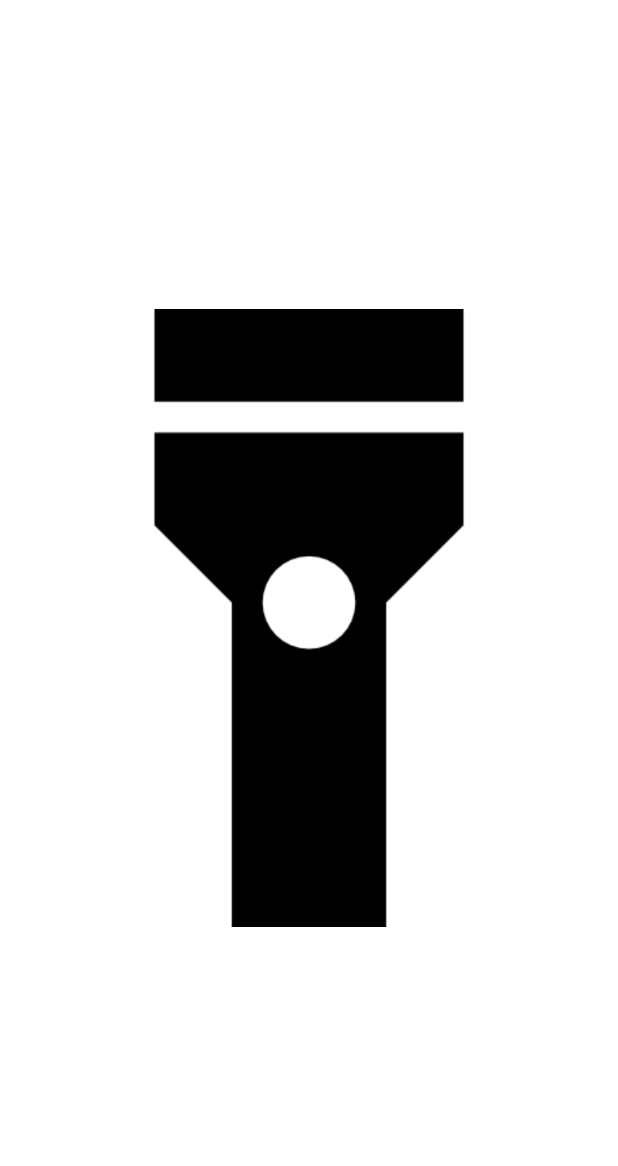
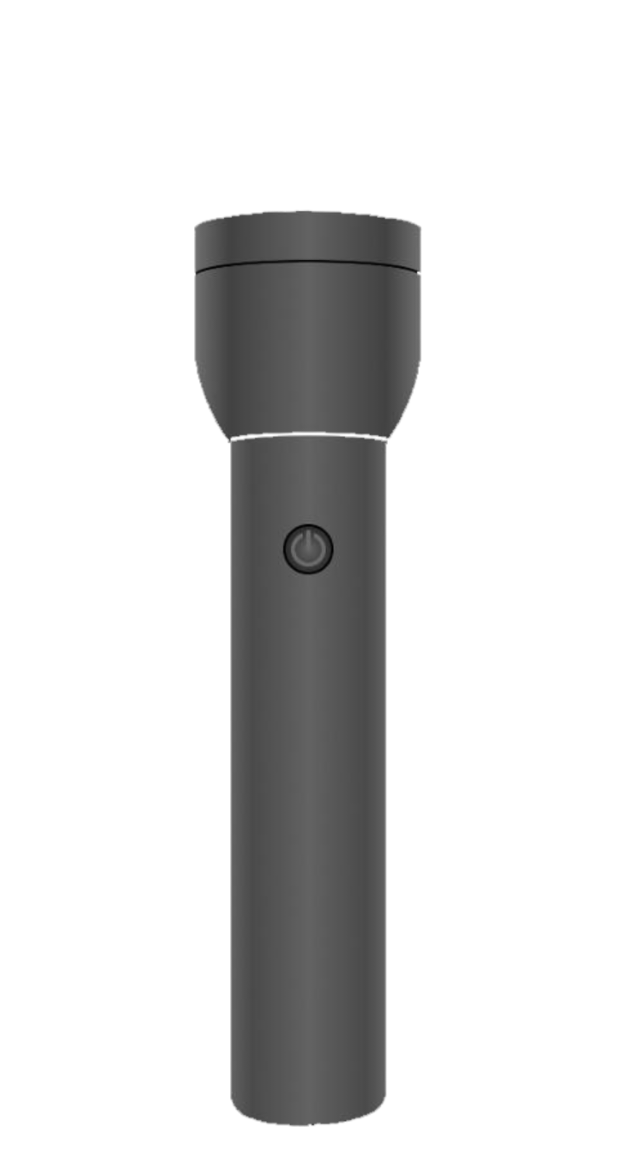
Before and after one commit to mukundedu/TorchX, an Android app: the screen it shows after launch (MainActivity), on a phone screen of 412 x 824 dp. Shown: the top 1166 px of the screen. Run offline under Robolectric (Android 15) with nearby library versions, the phone set to English and light mode, and no system bars; libraries missing offline, so code that uses them is left out: com.karumi.dexter; 1 statement that could not run was skipped.

Commit message:
changes torch image

```diff
--- a/app/src/main/AndroidManifest.xml
+++ b/app/src/main/AndroidManifest.xml
@@ -9,7 +9,7 @@
         android:allowBackup="true"
         android:dataExtractionRules="@xml/data_extraction_rules"
         android:fullBackupContent="@xml/backup_rules"
-        android:icon="@mipmap/ic_launcher"
+        android:icon="@drawable/off"
         android:label="@string/app_name"
         android:roundIcon="@mipmap/ic_launcher_round"
         android:supportsRtl="true"
--- a/app/src/main/res/layout/activity_main.xml
+++ b/app/src/main/res/layout/activity_main.xml
@@ -9,7 +9,7 @@
 
 <ImageView
     android:id="@+id/torchButton"
-    android:src="@drawable/on"
+    android:src="@drawable/off"
     android:layout_width="wrap_content"
     android:layout_height="match_parent"
     android:background="@color/white">
```
Also changed, not shown: app/src/main/res/drawable/off.png, app/src/main/res/drawable/on.png.
